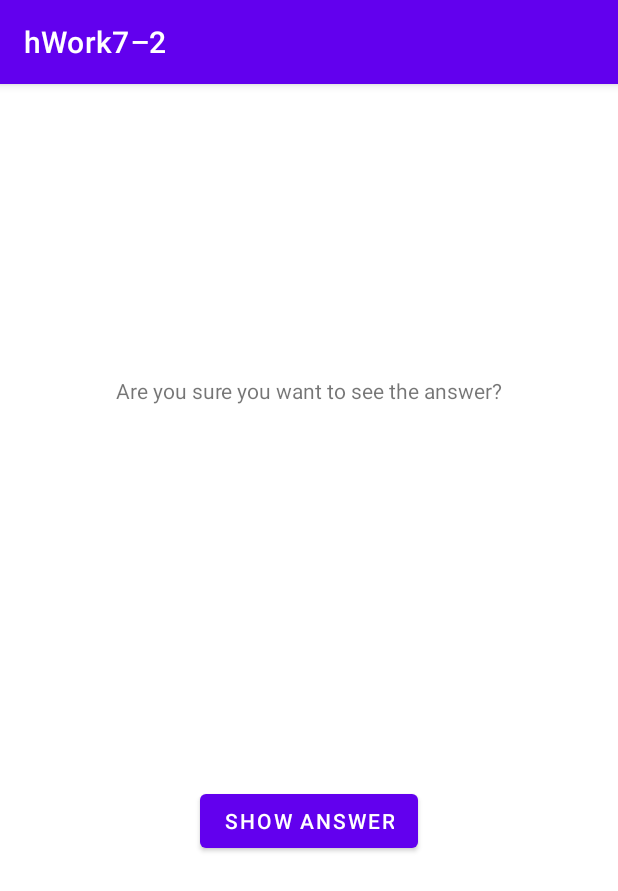
After one commit to zahramarri/hWork7-2, an Android app: the Activity2 screen opened directly, with no data from a screen before it, on a phone screen of 412 x 824 dp. The commit adds this screen. Shown: the top 891 px of the screen. Run offline under Robolectric (Android 15) with nearby library versions, the phone set to English and light mode, and no system bars.

Commit message:
build activity_2 layout basic UI

```diff
--- a/app/src/main/AndroidManifest.xml
+++ b/app/src/main/AndroidManifest.xml
@@ -14,6 +14,9 @@
         android:theme="@style/Theme.HWork72"
         tools:targetApi="31">
         <activity
+            android:name=".Activity2"
+            android:exported="false" />
+        <activity
             android:name=".MainActivity"
             android:exported="true">
             <intent-filter>
--- /dev/null
+++ b/app/src/main/java/com/learning/hwork7_2/Activity2.kt
@@ -0,0 +1,11 @@
+package com.learning.hwork7_2
+
+import androidx.appcompat.app.AppCompatActivity
+import android.os.Bundle
+
+class Activity2 : AppCompatActivity() {
+    override fun onCreate(savedInstanceState: Bundle?) {
+        super.onCreate(savedInstanceState)
+        setContentView(R.layout.activity_2)
+    }
+}
--- /dev/null
+++ b/app/src/main/res/layout/activity_2.xml
@@ -0,0 +1,40 @@
+<?xml version="1.0" encoding="utf-8"?>
+<androidx.constraintlayout.widget.ConstraintLayout xmlns:android="http://schemas.android.com/apk/res/android"
+    xmlns:app="http://schemas.android.com/apk/res-auto"
+    xmlns:tools="http://schemas.android.com/tools"
+    android:layout_width="match_parent"
+    android:layout_height="match_parent"
+    tools:context=".Activity2">
+
+    <TextView
+        android:id="@+id/textViewAssurance"
+        android:layout_width="wrap_content"
+        android:layout_height="wrap_content"
+        android:text="@string/textViewAssuranceText"
+        app:layout_constraintBottom_toBottomOf="parent"
+        app:layout_constraintEnd_toEndOf="parent"
+        app:layout_constraintStart_toStartOf="parent"
+        app:layout_constraintTop_toTopOf="parent"
+        app:layout_constraintVertical_bias="0.26" />
+
+    <TextView
+        android:id="@+id/textViewAnswer"
+        android:layout_width="wrap_content"
+        android:layout_height="wrap_content"
+        android:visibility="invisible"
+        app:layout_constraintBottom_toTopOf="@+id/buttonShowAnswer"
+        app:layout_constraintEnd_toEndOf="parent"
+        app:layout_constraintStart_toStartOf="parent"
+        app:layout_constraintTop_toBottomOf="@+id/textViewAssurance" />
+
+    <Button
+        android:id="@+id/buttonShowAnswer"
+        android:layout_width="wrap_content"
+        android:layout_height="wrap_content"
+        android:text="@string/buttonShowAnswerText"
+        app:layout_constraintBottom_toBottomOf="parent"
+        app:layout_constraintEnd_toEndOf="parent"
+        app:layout_constraintStart_toStartOf="parent"
+        app:layout_constraintTop_toBottomOf="@+id/textViewAssurance" />
+
+</androidx.constraintlayout.widget.ConstraintLayout>
--- a/app/src/main/res/values/strings.xml
+++ b/app/src/main/res/values/strings.xml
@@ -6,4 +6,6 @@
     <string name="buttonCheatText">cheat</string>
     <string name="buttonPreviousText">prev</string>
     <string name="buttonNextText">next</string>
+    <string name="textViewAssuranceText">Are you sure you want to see the answer?</string>
+    <string name="buttonShowAnswerText">show answer</string>
 </resources>
```
